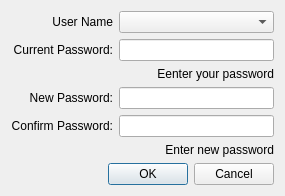
Before: the Qt Designer form kvmrt2_media_editor/AccountManage/changepassworddialog.ui in gyongchae/MediaEditor, drawn with Qt 5.
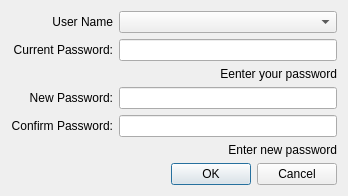
After: the same form once the commit is applied.

The edit to the form file:
```diff
--- a/kvmrt2_media_editor/AccountManage/changepassworddialog.ui
+++ b/kvmrt2_media_editor/AccountManage/changepassworddialog.ui
@@ -6,10 +6,16 @@
    <rect>
     <x>0</x>
     <y>0</y>
-    <width>285</width>
+    <width>348</width>
     <height>183</height>
    </rect>
   </property>
+  <property name="sizePolicy">
+   <sizepolicy hsizetype="Fixed" vsizetype="Fixed">
+    <horstretch>0</horstretch>
+    <verstretch>0</verstretch>
+   </sizepolicy>
+  </property>
   <property name="windowTitle">
    <string>Change Password</string>
   </property>
```
